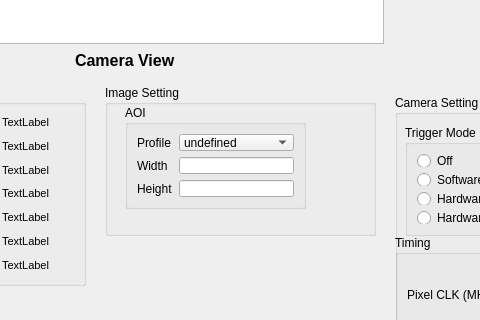
lcici/ODmeter, file MainWindow.ui: the form before one commit; both pictures show x 105 to 585 and y 464 to 784 of the 1063 by 949 pixel window.
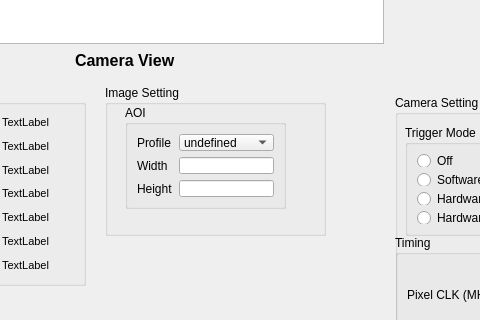
The form after the commit.

The edit to the form file:
```diff
--- a/MainWindow.ui
+++ b/MainWindow.ui
@@ -456,7 +456,7 @@
      <rect>
       <x>210</x>
       <y>530</y>
-      <width>271</width>
+      <width>221</width>
       <height>151</height>
      </rect>
     </property>
@@ -468,7 +468,7 @@
       <rect>
        <x>20</x>
        <y>20</y>
-       <width>181</width>
+       <width>161</width>
        <height>104</height>
       </rect>
      </property>
```
Left out of the diff: 15 changed lines with no effect on the pictures.
